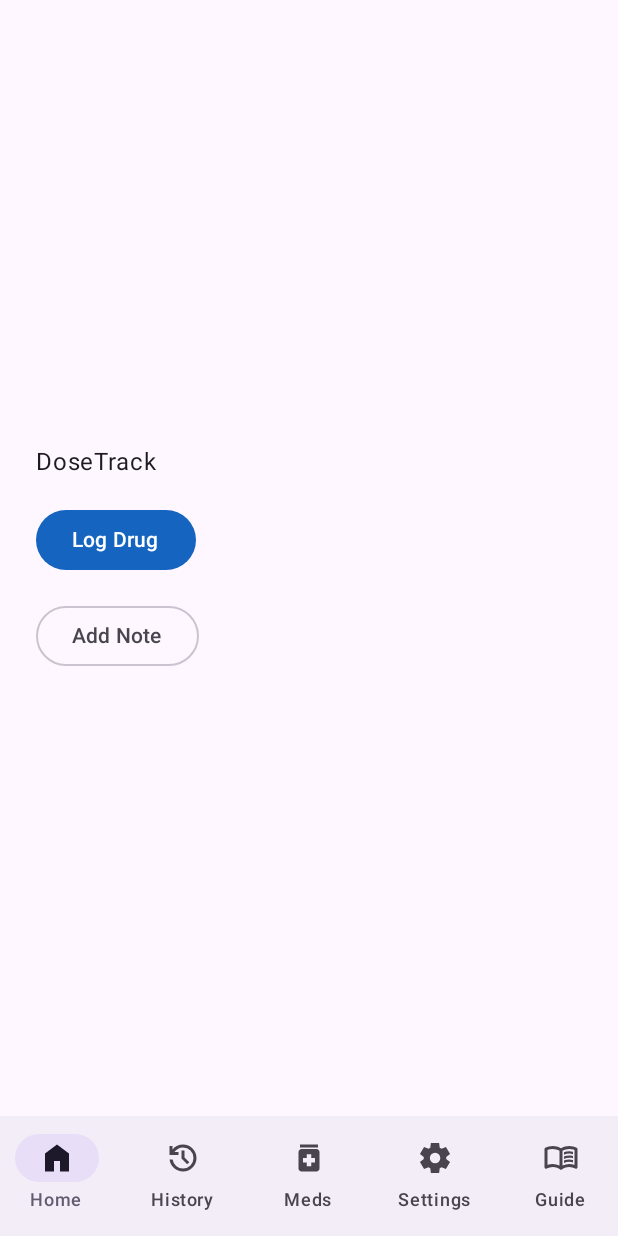
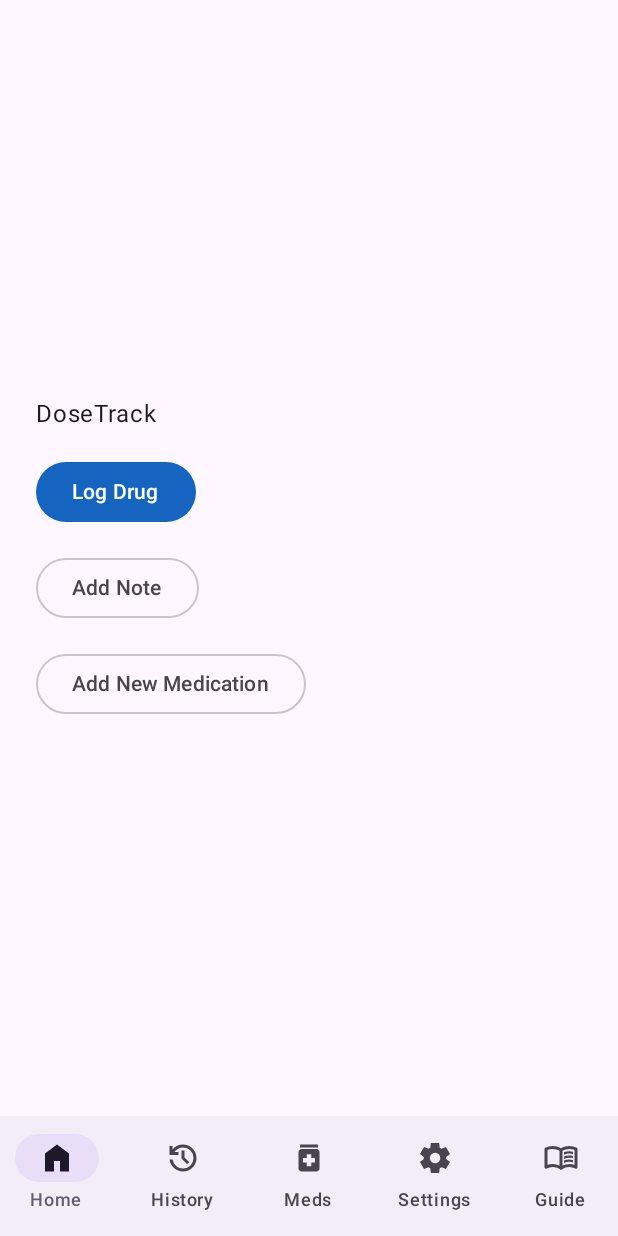
Before and after one commit to SuncanStilinovic/dosetrack, an Android app built with Jetpack Compose: the HomeScreen screen opened through its navigation route, on a phone screen of 412 x 824 dp. Run offline under Robolectric (Android 15) with nearby library versions, the phone set to English and light mode, and no system bars; our stand-ins replace Room's generated code.

Commit message:
Add "Add New Medication" button to home screen.

```diff
--- a/app/src/main/java/com/dosetrack/ui/home/HomeScreen.kt
+++ b/app/src/main/java/com/dosetrack/ui/home/HomeScreen.kt
@@ -16,6 +16,7 @@ import androidx.compose.ui.unit.dp
 fun HomeScreen(
     onLogDrug: () -> Unit,
     onAddNote: () -> Unit,
+    onAddMedication: () -> Unit,
     modifier: Modifier = Modifier,
 ) {
     Column(
@@ -31,5 +32,8 @@ fun HomeScreen(
         OutlinedButton(onClick = onAddNote) {
             Text("Add Note")
         }
+        OutlinedButton(onClick = onAddMedication) {
+            Text("Add New Medication")
+        }
     }
 }
--- a/app/src/main/java/com/dosetrack/ui/navigation/DoseTrackNavHost.kt
+++ b/app/src/main/java/com/dosetrack/ui/navigation/DoseTrackNavHost.kt
@@ -29,6 +29,7 @@ fun DoseTrackNavHost(
             HomeScreen(
                 onLogDrug = { navController.navigate(Destination.LogEntry.route(noteOnly = false)) },
                 onAddNote = { navController.navigate(Destination.LogEntry.route(noteOnly = true)) },
+                onAddMedication = { navController.navigate(Destination.MedicationEdit.route()) },
             )
         }
         composable(Destination.History.route) {
```
